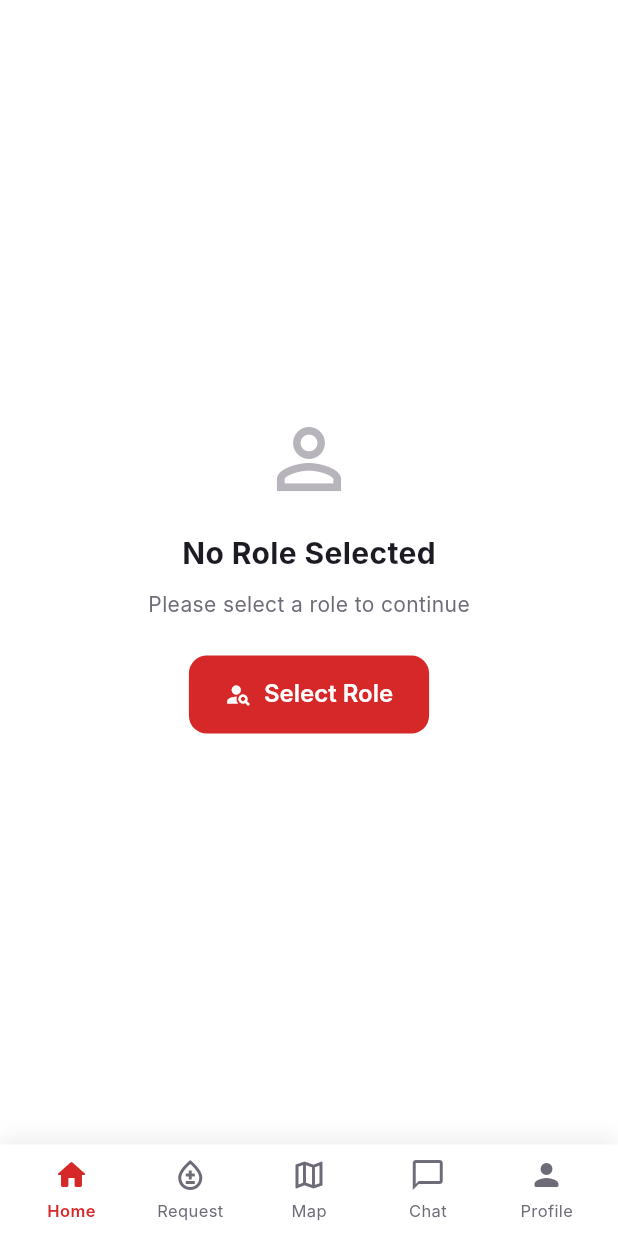
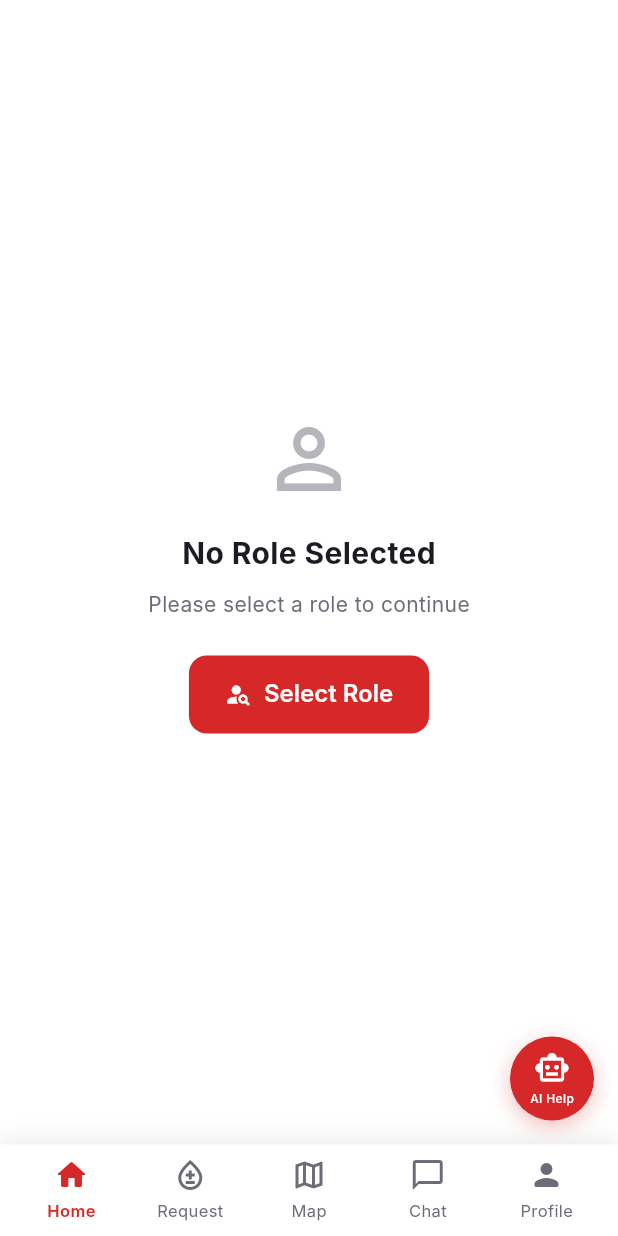
Before and after one commit to sanamobeen/blood-donation-app-FYP, a Flutter app: the MainNavigationScreen screen opened by its route, on a phone screen of 412 x 824 dp. Run offline on Flutter 3.47's test engine with Material 3 defaults, Android fonts, the phone set to English and light mode, and no system bars; our stand-ins replace app_links, cloud_firestore, connectivity_plus, firebase_core, firebase_messaging, fl_chart and 8 more; accounts and stored records are empty; network calls fail; Roboto replaces fonts that are missing (Inter).

Commit message:
fix ai button

```diff
--- a/flutter-project/flutter_app/lib/src/screens/main/main_navigation_screen.dart
+++ b/flutter-project/flutter_app/lib/src/screens/main/main_navigation_screen.dart
@@ -445,6 +445,8 @@ class _MainNavigationScreenState extends State<MainNavigationScreen> {
                   : _buildBody(roleProvider),
             ),
             bottomNavigationBar: _buildBottomNavigation(roleProvider),
+            floatingActionButton: _buildAIHelpButton(),
+            floatingActionButtonLocation: FloatingActionButtonLocation.endFloat,
           ),
         );
       },
@@ -1861,13 +1863,6 @@ class _MainNavigationScreenState extends State<MainNavigationScreen> {
           ),
           const SizedBox(width: 12),
           _QuickActionButton(
-            key: const ValueKey('action_ai_help'),
-            title: 'AI Help',
-            icon: Icons.smart_toy_outlined,
-            onTap: () => Navigator.pushNamed(context, AppRoutes.aiChatbot),
-          ),
-          const SizedBox(width: 12),
-          _QuickActionButton(
             key: const ValueKey('action_chat'),
             title: 'Chat',
             icon: Icons.message,
@@ -1893,12 +1888,6 @@ class _MainNavigationScreenState extends State<MainNavigationScreen> {
             title: 'Chat',
             icon: Icons.message,
             onTap: () => Navigator.pushNamed(context, AppRoutes.messages),
-          ),
-          const SizedBox(width: 12),
-          _QuickActionButton(
-            title: 'AI Help',
-            icon: Icons.smart_toy_outlined,
-            onTap: () => Navigator.pushNamed(context, AppRoutes.aiChatbot),
           ),
           const SizedBox(width: 12),
           _QuickActionButton(
@@ -2017,6 +2006,50 @@ class _MainNavigationScreenState extends State<MainNavigationScreen> {
             ),
           ),
         ],
+      ),
+    );
+  }
+
+  Widget _buildAIHelpButton() {
+    return Container(
+      width: 56,
+      height: 56,
+      decoration: BoxDecoration(
+        shape: BoxShape.circle,
+        color: AppColors.primary,
+        boxShadow: [
+          BoxShadow(
+            color: AppColors.primary.withOpacity(0.3),
+            blurRadius: 12,
+            offset: const Offset(0, 4),
+          ),
+        ],
+      ),
+      child: Material(
+        color: Colors.transparent,
+        child: InkWell(
+          onTap: () => Navigator.pushNamed(context, AppRoutes.aiChatbot),
+          customBorder: const CircleBorder(),
+          child: const Column(
+            mainAxisAlignment: MainAxisAlignment.center,
+            children: [
+              Icon(
+                Icons.smart_toy_outlined,
+                color: Colors.white,
+                size: 24,
+              ),
+              SizedBox(height: 2),
+              Text(
+                'AI Help',
+                style: TextStyle(
+                  color: Colors.white,
+                  fontSize: 8,
+                  fontWeight: FontWeight.w500,
+                ),
+              ),
+            ],
+          ),
+        ),
       ),
     );
   }
```
